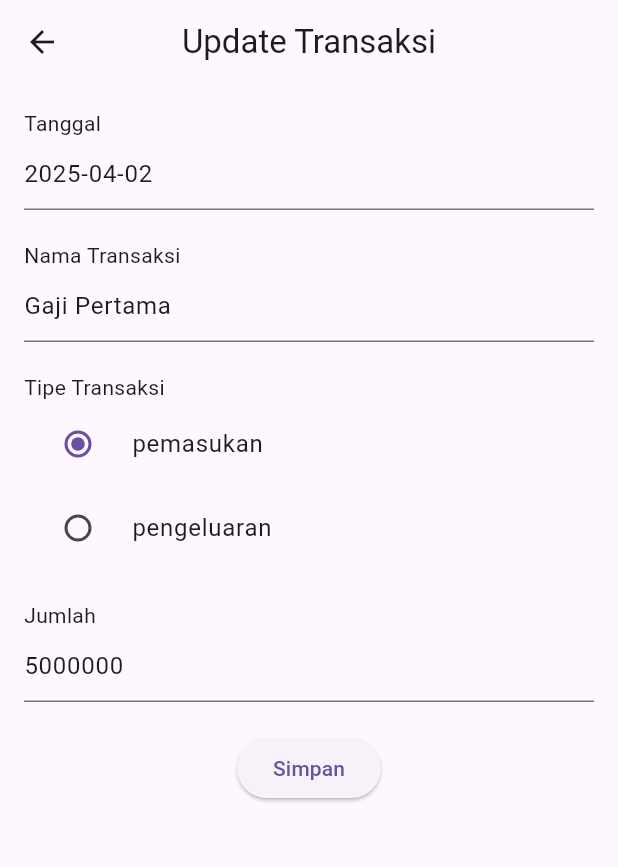
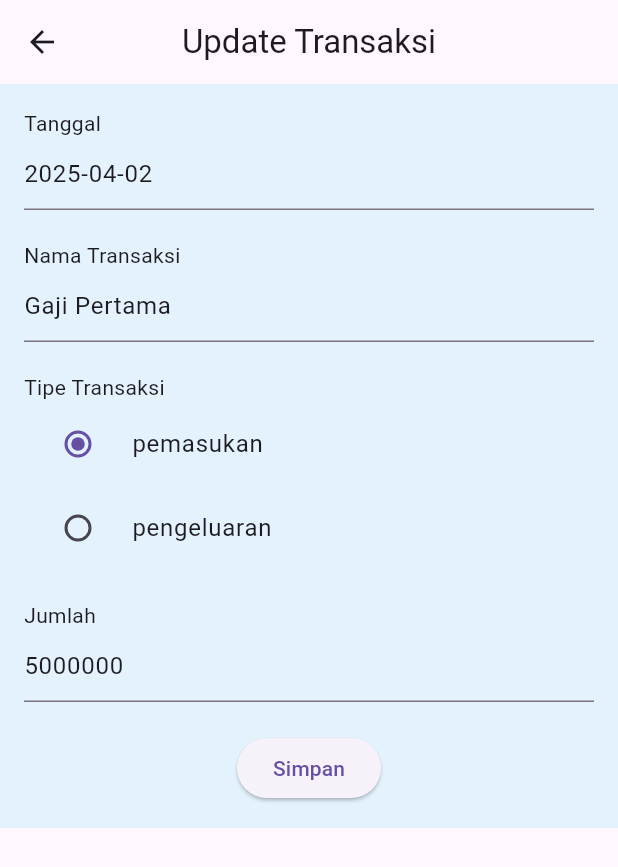
Before and after one commit to vira25/cuanku, a Flutter app: the screen it shows after launch, after a tap on the "edit" icon, on a phone screen of 412 x 824 dp. Shown: the top 867 px of the screen. Run offline on Flutter 3.47's test engine with Material 3 defaults, Android fonts, the phone set to English and light mode, and no system bars; our stand-ins replace supabase_flutter; accounts and stored records are empty.

Commit message:
ubah warna background update page

```diff
--- a/lib/pages/update_page.dart
+++ b/lib/pages/update_page.dart
@@ -44,7 +44,7 @@ class _UpdatePageState extends State<UpdatePage> {
       // Tambahkan konten body di sini jika diperlukan
       body: Container(
         decoration: BoxDecoration(
-          color: Colors.lightBlueAccent[50], // warna backgorund
+          color: Colors.blue[50], // warna backgorund
         ),
         child: SafeArea(
           child: Padding(
```
